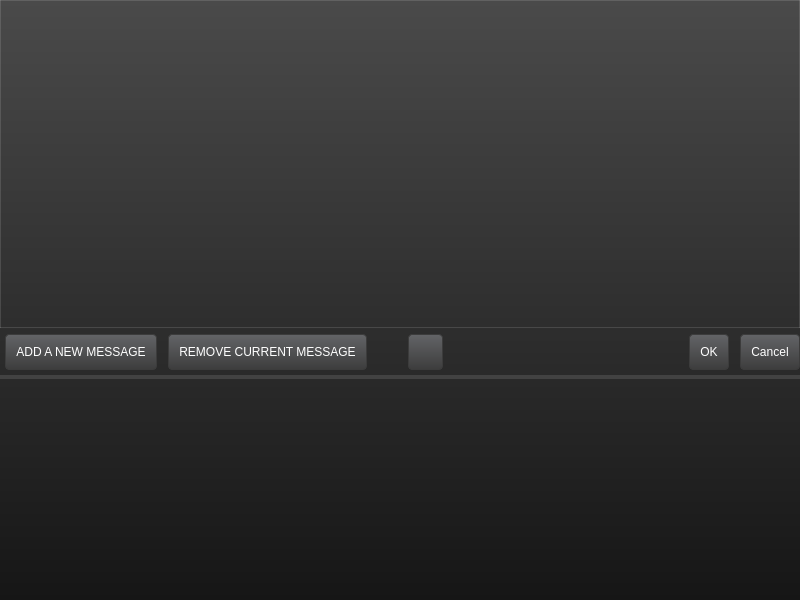
Above: extoscpatternask.ui from buzzinglight/IanniX before the change. Below: the same form after it.
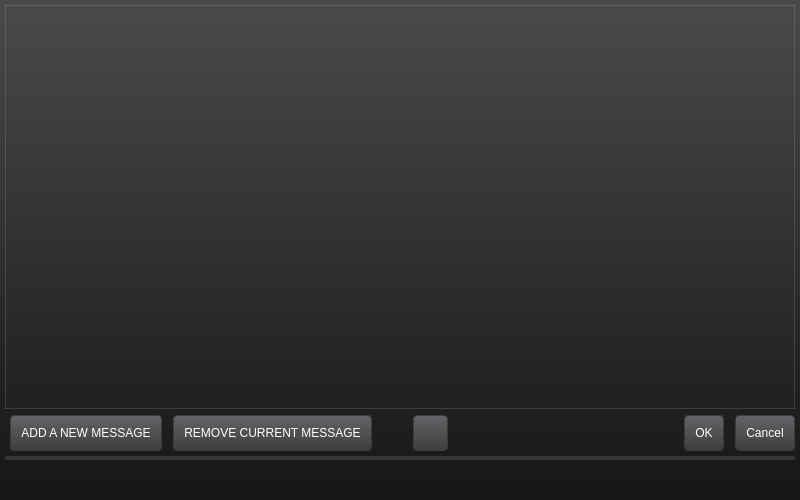
That is the form after the change. Icons and pictures are not drawn. Custom widgets are drawn as their Qt base class.

What changed in the file:
```diff
--- a/extoscpatternask.ui
+++ b/extoscpatternask.ui
@@ -7,7 +7,7 @@
     <x>0</x>
     <y>0</y>
     <width>800</width>
-    <height>600</height>
+    <height>500</height>
    </rect>
   </property>
   <property name="windowTitle">
@@ -209,10 +209,10 @@
   </property>
   <layout class="QVBoxLayout" name="verticalLayout_2">
    <property name="spacing">
-    <number>0</number>
+    <number>5</number>
    </property>
    <property name="margin">
-    <number>0</number>
+    <number>5</number>
    </property>
    <item>
     <widget class="QSplitter" name="splitter">
@@ -226,6 +226,12 @@
        </property>
        <item>
         <widget class="QTabWidget" name="tabs">
+         <property name="minimumSize">
+          <size>
+           <width>775</width>
+           <height>340</height>
+          </size>
+         </property>
          <property name="currentIndex">
           <number>-1</number>
          </property>
@@ -344,12 +350,6 @@
       </layout>
      </widget>
      <widget class="UiHelp" name="help" native="true">
-      <property name="maximumSize">
-       <size>
-        <width>16777215</width>
-        <height>300</height>
-       </size>
-      </property>
       <property name="focusPolicy">
        <enum>Qt::NoFocus</enum>
       </property>
```
